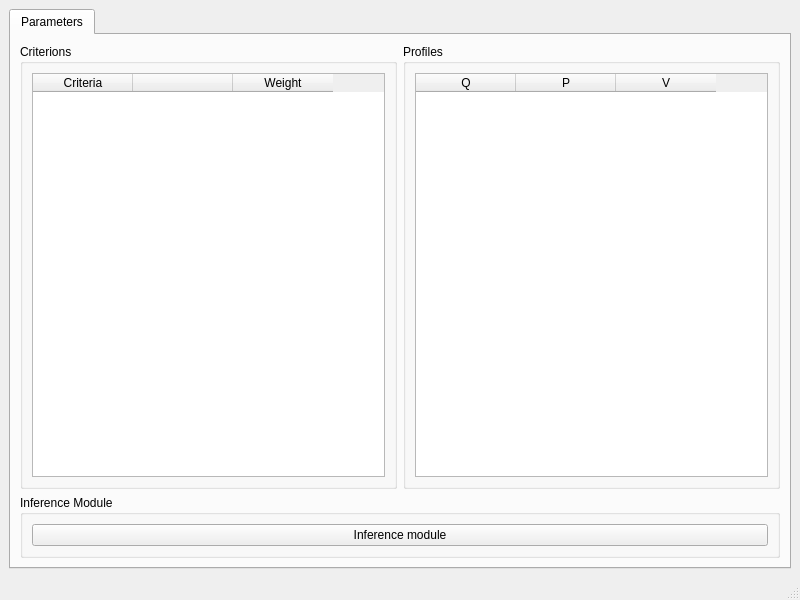
oso/qgis-etri, file ui/mainwindow.ui: the form before one commit.
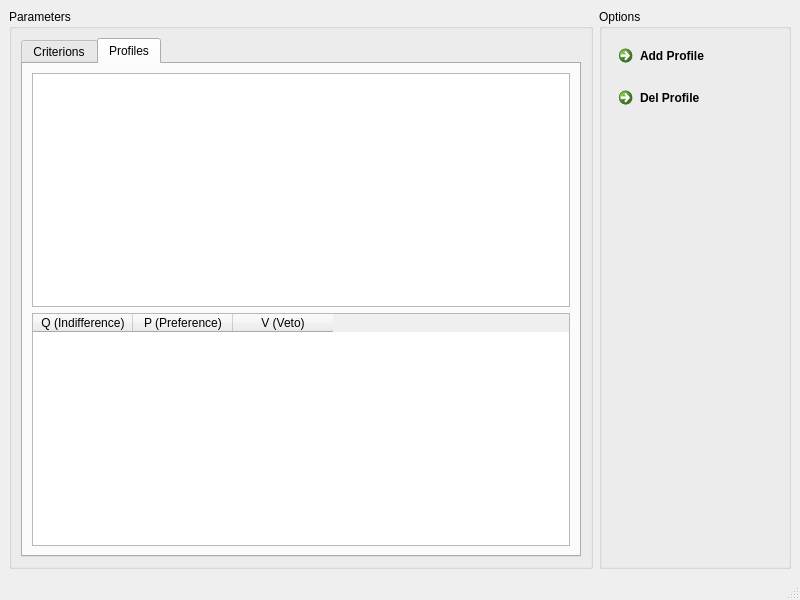
The form after the commit. The open tabs and pages were chosen to show the change.

```diff
--- a/ui/mainwindow.ui
+++ b/ui/mainwindow.ui
@@ -14,22 +14,22 @@
    <string>MainWindow</string>
   </property>
   <widget class="QWidget" name="centralwidget">
-   <layout class="QHBoxLayout" name="horizontalLayout">
-    <item>
-     <widget class="QTabWidget" name="tabWidget">
-      <property name="currentIndex">
-       <number>0</number>
-      </property>
-      <widget class="QWidget" name="Parameters">
-       <attribute name="title">
+   <layout class="QGridLayout" name="gridLayout_6">
+    <item row="0" column="1">
+     <widget class="QGroupBox" name="params">
+      <property name="title">
         <string>Parameters</string>
-       </attribute>
+      </property>
        <layout class="QGridLayout" name="gridLayout">
         <item row="0" column="0">
-         <widget class="QGroupBox" name="criterions">
-          <property name="title">
+        <widget class="QTabWidget" name="params_tab">
+         <property name="currentIndex">
+          <number>0</number>
+         </property>
+         <widget class="QWidget" name="Criterions">
+          <attribute name="title">
            <string>Criterions</string>
-          </property>
+          </attribute>
           <layout class="QGridLayout" name="gridLayout_2">
            <item row="0" column="0">
             <widget class="QTableWidget" name="table_crit">
@@ -103,53 +103,70 @@
            </item>
           </layout>
          </widget>
-        </item>
-        <item row="0" column="1">
-         <widget class="QGroupBox" name="profiles">
-          <property name="title">
+         <widget class="QWidget" name="Profiles">
+          <attribute name="title">
            <string>Profiles</string>
-          </property>
-          <layout class="QGridLayout" name="gridLayout_3">
+          </attribute>
+          <layout class="QGridLayout" name="gridLayout_5">
            <item row="0" column="0">
-            <widget class="QTableWidget" name="table_prof">
+            <widget class="QTableWidget" name="table_prof"/>
+           </item>
+           <item row="1" column="0">
+            <widget class="QTableWidget" name="table_thres">
              <column>
               <property name="text">
-               <string>Q</string>
+               <string>Q (Indifference)</string>
               </property>
              </column>
              <column>
               <property name="text">
-               <string>P</string>
+               <string>P (Preference)</string>
               </property>
              </column>
              <column>
               <property name="text">
-               <string>V</string>
+               <string>V (Veto)</string>
               </property>
              </column>
             </widget>
            </item>
           </layout>
          </widget>
-        </item>
-        <item row="1" column="0" colspan="2">
-         <widget class="QGroupBox" name="groupBox">
+        </widget>
+       </item>
+      </layout>
+     </widget>
+    </item>
+    <item row="0" column="2">
+     <widget class="QGroupBox" name="options">
+      <property name="maximumSize">
+       <size>
+        <width>388</width>
+        <height>16777215</height>
+       </size>
+      </property>
           <property name="title">
-           <string>Inference Module</string>
-          </property>
-          <layout class="QGridLayout" name="gridLayout_4">
+       <string>Options</string>
+      </property>
+      <layout class="QFormLayout" name="formLayout">
+       <property name="fieldGrowthPolicy">
+        <enum>QFormLayout::AllNonFixedFieldsGrow</enum>
+       </property>
            <item row="0" column="0">
-            <widget class="QPushButton" name="pushButton">
+        <widget class="QCommandLinkButton" name="commandLinkButton">
              <property name="text">
-              <string>Inference module</string>
+          <string>Add Profile</string>
              </property>
             </widget>
            </item>
-          </layout>
+       <item row="1" column="0">
+        <widget class="QCommandLinkButton" name="commandLinkButton_2">
+         <property name="text">
+          <string>Del Profile</string>
+         </property>
          </widget>
         </item>
        </layout>
-      </widget>
      </widget>
     </item>
    </layout>
```
Lines whose indentation alone changed are shown as unchanged.
